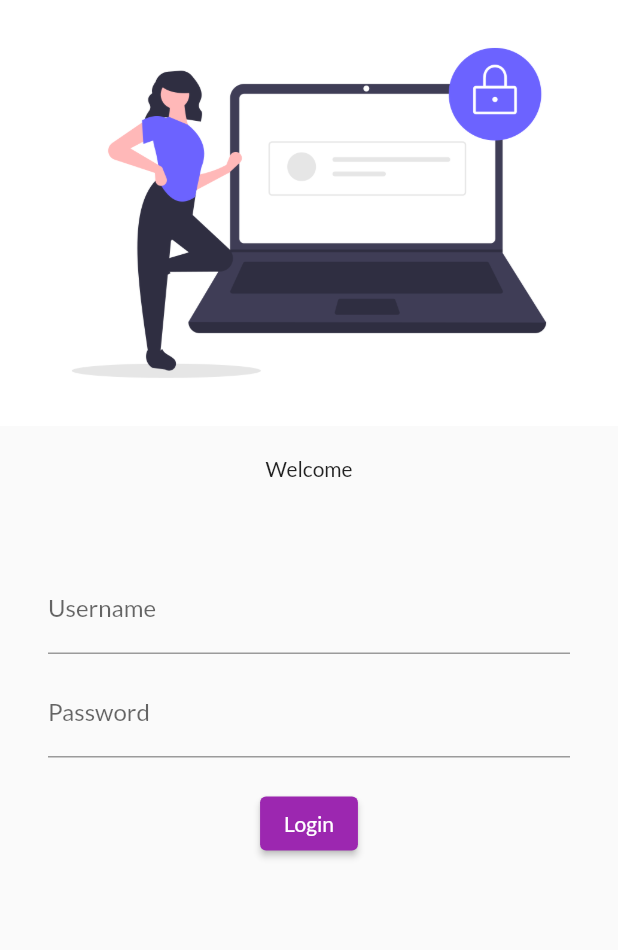
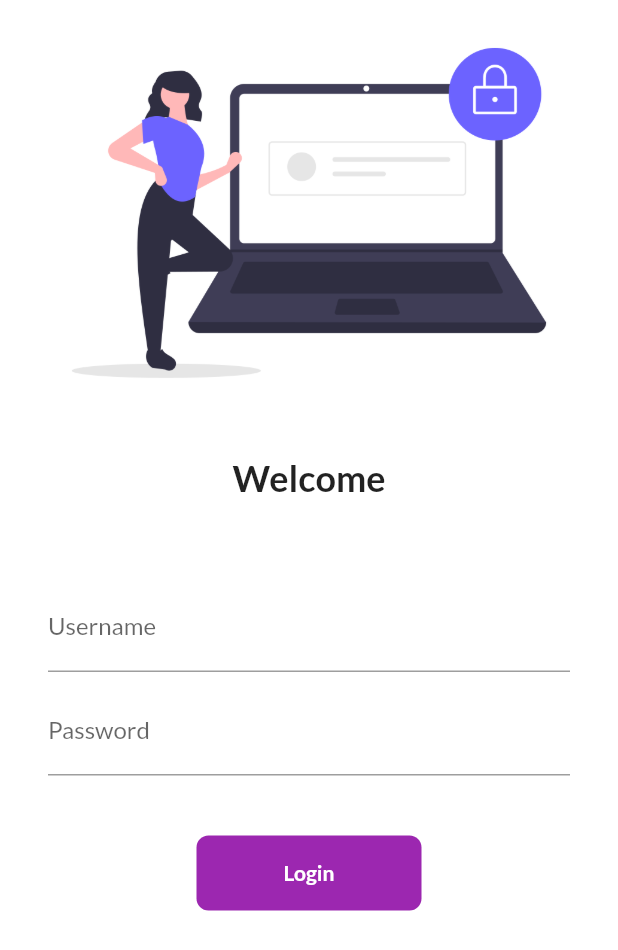
Before and after one commit to kabira070797/flutter_30daychalange, a Flutter app: the screen it shows after launch, on a phone screen of 412 x 824 dp. Shown: the top 950 px of the screen. Run offline on Flutter 3.47's test engine with Material 2 defaults, Android fonts, the phone set to English and light mode, and no system bars; our stand-ins replace google_fonts.

Commit message:
complated day 5

```diff
--- a/lib/main.dart
+++ b/lib/main.dart
@@ -2,6 +2,7 @@ import 'package:flutter/material.dart';
 import 'package:flutter_30daychalange/pages/homePage.dart';
 import 'package:flutter_30daychalange/pages/login.dart';
 import 'package:google_fonts/google_fonts.dart';
+
 
 void main() {
   runApp(MyApp());
@@ -14,7 +15,8 @@ class MyApp extends StatelessWidget {
     return MaterialApp(
       theme: ThemeData(
           primarySwatch: Colors.purple,
-          fontFamily: GoogleFonts.lato().fontFamily),
+          fontFamily: GoogleFonts.lato().fontFamily
+      ),
       initialRoute: "/",
       routes: {
         '/': (context) => LoginScreen(),
--- a/lib/pages/login.dart
+++ b/lib/pages/login.dart
@@ -1,12 +1,18 @@
 import 'package:flutter/material.dart';
 
-class LoginScreen extends StatelessWidget {
-  const LoginScreen({Key key}) : super(key: key);
+class LoginScreen extends StatefulWidget {
+  @override
+  _LoginScreenState createState() => _LoginScreenState();
+}
+
+class _LoginScreenState extends State<LoginScreen> {
+  bool loginstart = false;
 
   @override
   Widget build(BuildContext context) {
     return SafeArea(
       child: Scaffold(
+        backgroundColor: Colors.white,
         body: SingleChildScrollView(
           child: Column(
             children: [
@@ -15,7 +21,8 @@ class LoginScreen extends StatelessWidget {
                 fit: BoxFit.cover,
               ),
               SizedBox(height: 20.0),
-              Text("Welcome"),
+              Text("Welcome",
+                  style: TextStyle(fontSize: 24, fontWeight: FontWeight.bold)),
               SizedBox(height: 40.0),
               Padding(
                 padding: const EdgeInsets.symmetric(
@@ -24,9 +31,7 @@ class LoginScreen extends StatelessWidget {
                   children: [
                     TextField(
                       decoration: InputDecoration(
-                          //border: OutlineInputBorder(),
-                          labelText: "Username",
-                          hintText: "Enter Username"),
+                          labelText: "Username", hintText: "Enter Username"),
                     ),
                     SizedBox(
                       height: 10.0,
@@ -34,15 +39,36 @@ class LoginScreen extends StatelessWidget {
                     TextField(
                       obscureText: true,
                       decoration: InputDecoration(
-                          //border: OutlineInputBorder(),
-                          labelText: "Password",
-                          hintText: "Enter Password"),
+                          labelText: "Password", hintText: "Enter Password"),
                     ),
-                    SizedBox(height: 20.0),
-                    ElevatedButton(
-                      onPressed: () {},
-                      child: Text("Login"),
-                    ),
+                    SizedBox(height: 40.0),
+                    InkWell(
+                      onTap: () async{
+                        setState((){
+                          loginstart = true;
+                        });
+                        await Future.delayed(Duration(seconds: 1));
+                        await Navigator.pushNamed(context, "/home");
+                      },
+                      child: AnimatedContainer(
+                        duration: Duration(seconds: 1),
+                        child: loginstart ? Icon(Icons.done,color: Colors.white,) :Text("Login",style: TextStyle(fontWeight: FontWeight.bold,color: Colors.white),),
+                        height: 50,
+                        width: loginstart ? 50 : 150,
+                        alignment: Alignment.center,
+                        decoration: BoxDecoration(
+                          borderRadius: loginstart ? BorderRadius.circular(50.0) : BorderRadius.circular(8),
+                          color: Colors.purple
+                        ),
+                      ),
+                    )
+                    // ElevatedButton(
+                    //   child: Text("Login"),
+                    //   style: TextButton.styleFrom(minimumSize: Size(150, 40)),
+                    //   onPressed: () {
+                    //     Navigator.pushNamed(context, "/home");
+                    //   },
+                    // ),
                   ],
                 ),
               ),
--- a/pubspec.yaml
+++ b/pubspec.yaml
@@ -28,7 +28,7 @@ dependencies:
   # The following adds the Cupertino Icons font to your application.
   # Use with the CupertinoIcons class for iOS style icons.
   cupertino_icons: ^1.0.2
-  google_fonts: ^2.1.0
+  google_fonts: ^1.1.2
 dev_dependencies:
   flutter_test:
     sdk: flutter
```
Also changed, not shown: pubspec.lock.
